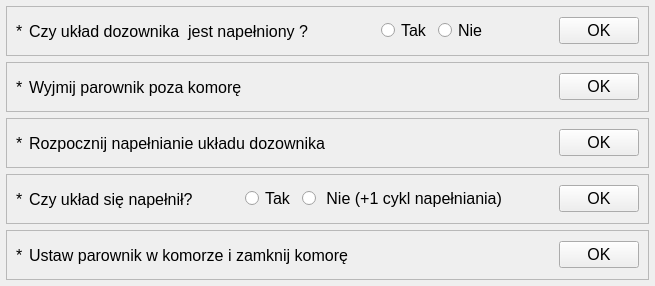
wiacekmarcin/StanowiskoChemiczne, file app/nowytest_2.ui: the form before one commit.
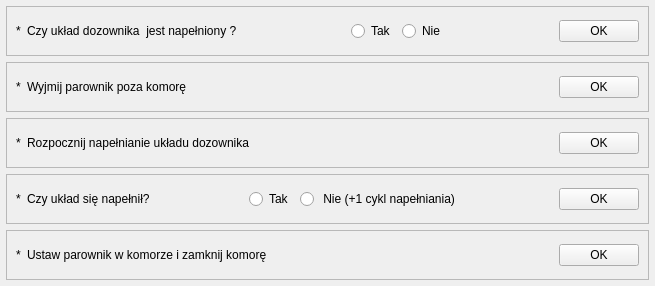
The form after the commit. Custom widgets are drawn as their Qt base class.

Diff of the .ui file:
```diff
--- a/app/nowytest_2.ui
+++ b/app/nowytest_2.ui
@@ -10,11 +10,6 @@
     <height>286</height>
    </rect>
   </property>
-  <property name="font">
-   <font>
-    <pointsize>12</pointsize>
-   </font>
-  </property>
   <property name="windowTitle">
    <string>Dialog</string>
   </property>
```
